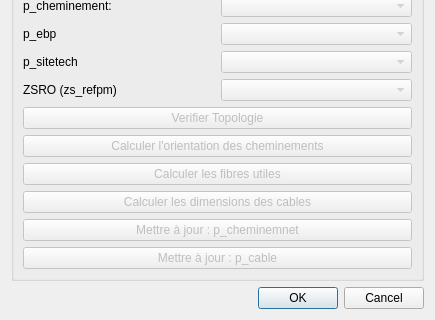
Above: automatic_dimensioning_dialog_base.ui from MohannadAdham/AutomaticDimensioning before the change; both pictures show x 0 to 435 and y 248 to 568 of the 435 by 568 pixel window. Below: the same form after it.
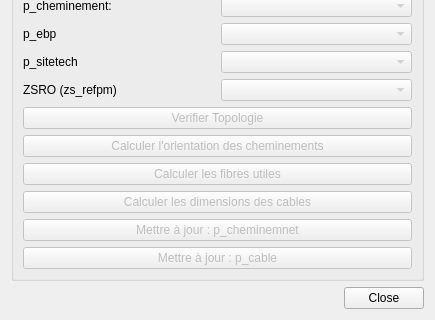
That is the form after the change.

Commit message: Removes the 'OK' button and replaces the 'Cancel' button with 'Close' button

Diff of the .ui file:
```diff
--- a/automatic_dimensioning_dialog_base.ui
+++ b/automatic_dimensioning_dialog_base.ui
@@ -348,7 +348,7 @@
       <enum>Qt::Horizontal</enum>
      </property>
      <property name="standardButtons">
-      <set>QDialogButtonBox::Cancel|QDialogButtonBox::Ok</set>
+      <set>QDialogButtonBox::Close</set>
      </property>
     </widget>
    </item>
```
The commit also changes 1 other file.
